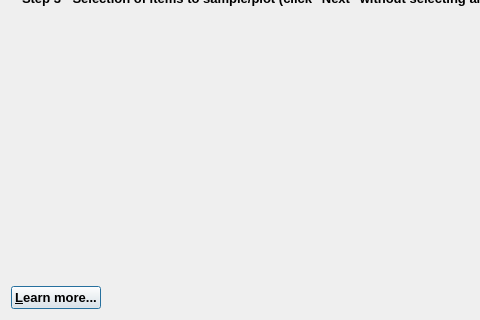
Qt form gems3/vizor4/dlg4/ProcessWizard4.ui (gemshub/GEMSGUI) before a commit; both pictures show x 0 to 480 and y 293 to 613 of the 806 by 613 pixel window.
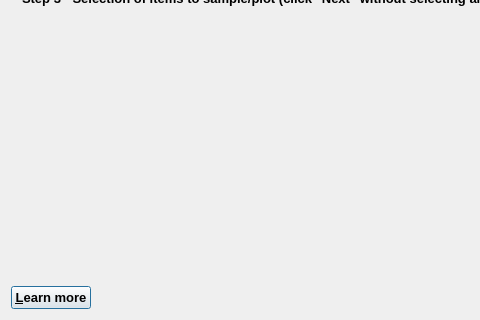
The same form after that commit. The open tabs and pages were chosen to show the change.

```diff
--- a/gems3/vizor4/dlg4/ProcessWizard4.ui
+++ b/gems3/vizor4/dlg4/ProcessWizard4.ui
@@ -1201,7 +1201,7 @@
         </font>
        </property>
        <property name="text">
-        <string>&amp;Learn more...</string>
+        <string>&amp;Learn more</string>
        </property>
        <property name="shortcut">
         <string>F1</string>
```
Left out of the diff: 2 changed lines with no effect on the pictures.
